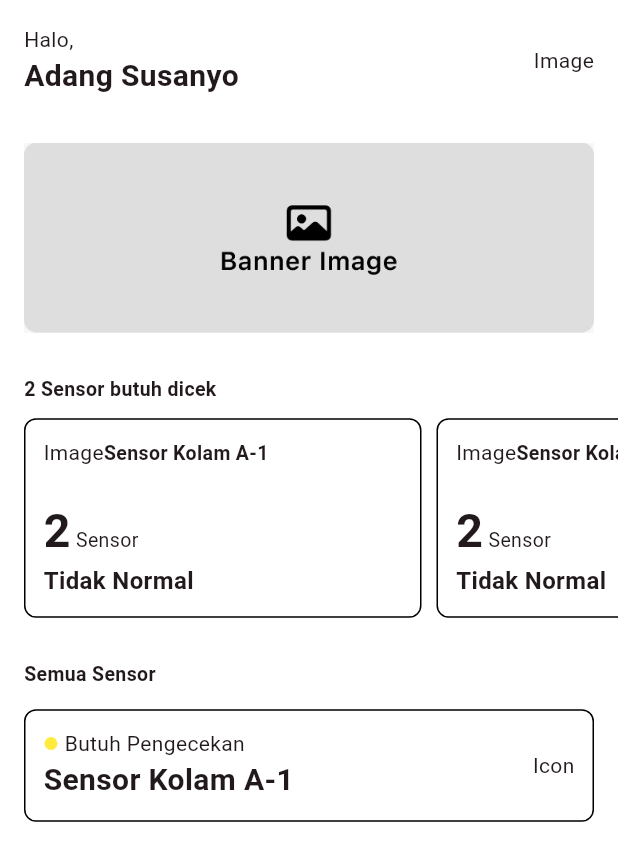
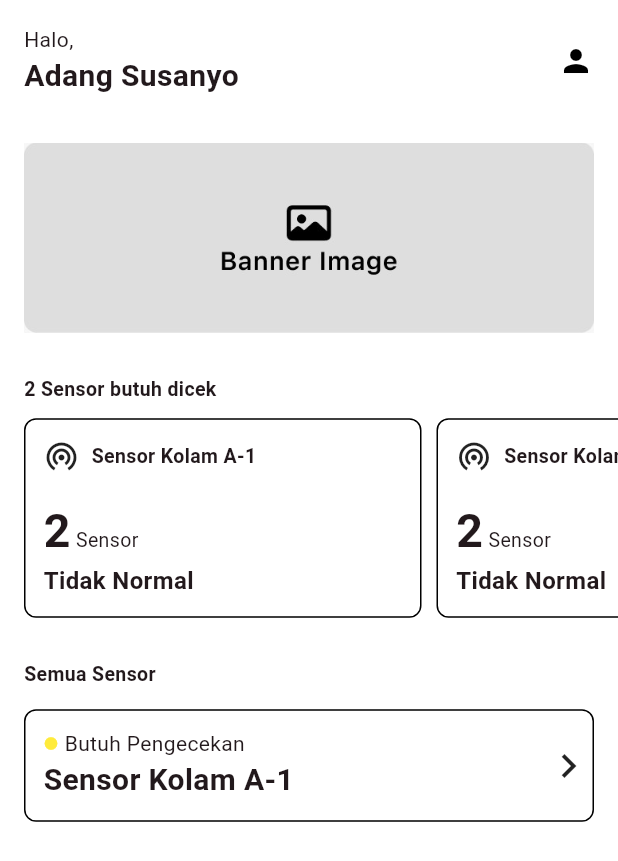
Before and after one commit to haikallf/smart_water_meter, a Flutter app: the screen it shows after launch, on a phone screen of 412 x 824 dp. Shown: the top 861 px of the screen. Run offline on Flutter 3.47's test engine with Material 2 defaults, Android fonts, the phone set to English and light mode, and no system bars.

Commit message:
add icons and detail page template

```diff
--- a/lib/components/abnormal_sensor_card.dart
+++ b/lib/components/abnormal_sensor_card.dart
@@ -1,4 +1,5 @@
 import 'package:flutter/material.dart';
+import 'package:smart_water_meter/pages/sensor_detail_page.dart';
 
 class AbnormalSensorCard extends StatefulWidget {
   const AbnormalSensorCard({super.key});
@@ -10,7 +11,14 @@ class AbnormalSensorCard extends StatefulWidget {
 class _AbnormalSensorCardState extends State<AbnormalSensorCard> {
   @override
   Widget build(BuildContext context) {
-    return Container(
+    void goToDetailPage() {
+      Navigator.push(
+          context, MaterialPageRoute(builder: (context) => SensorDetailPage()));
+    }
+
+    return GestureDetector(
+      onTap: goToDetailPage,
+      child: Container(
         width: 265,
         padding: const EdgeInsets.all(12),
         decoration: BoxDecoration(
@@ -19,7 +27,10 @@ class _AbnormalSensorCardState extends State<AbnormalSensorCard> {
         child: Column(crossAxisAlignment: CrossAxisAlignment.start, children: [
           Row(
             children: [
-            Text("Image"),
+              Icon(Icons.wifi_tethering),
+              SizedBox(
+                width: 8,
+              ),
               Text(
                 "Sensor Kolam A-1",
                 style: TextStyle(fontSize: 13, fontWeight: FontWeight.w700),
@@ -27,7 +38,7 @@ class _AbnormalSensorCardState extends State<AbnormalSensorCard> {
             ],
           ),
           SizedBox(
-          height: 20,
+            height: 16,
           ),
           RichText(
               text: TextSpan(
@@ -36,7 +47,8 @@ class _AbnormalSensorCardState extends State<AbnormalSensorCard> {
                   children: [
                 TextSpan(
                     text: "2",
-                  style: TextStyle(fontSize: 31, fontWeight: FontWeight.w700)),
+                    style:
+                        TextStyle(fontSize: 31, fontWeight: FontWeight.w700)),
                 TextSpan(text: " Sensor", style: TextStyle(fontSize: 13))
               ])),
           Text(
@@ -44,6 +56,7 @@ class _AbnormalSensorCardState extends State<AbnormalSensorCard> {
             style: TextStyle(fontSize: 16, fontWeight: FontWeight.w700),
           )
         ]),
+      ),
     );
   }
 }
--- a/lib/components/sensor_card.dart
+++ b/lib/components/sensor_card.dart
@@ -11,7 +11,7 @@ class _SensorCardState extends State<SensorCard> {
   @override
   Widget build(BuildContext context) {
     return Container(
-      padding: EdgeInsets.all(12),
+      padding: EdgeInsets.only(top: 12, bottom: 12, left: 12),
       decoration: BoxDecoration(
           borderRadius: BorderRadius.circular(8),
           border: Border.all(color: Colors.black)),
@@ -38,7 +38,11 @@ class _SensorCardState extends State<SensorCard> {
             )
           ],
         ),
-        Text("Icon")
+        // TODO: CHANGE ICON
+        Icon(
+          Icons.chevron_right,
+          size: 32,
+        )
       ]),
     );
   }
--- a/lib/main.dart
+++ b/lib/main.dart
@@ -39,7 +39,7 @@
             secondary: Colors.black,
           ),
           appBarTheme: AppBarTheme(
-            color: Colors.black,
+            color: Colors.white,
             //other options
           )),
       home: HomePage(),
--- a/lib/pages/home_page.dart
+++ b/lib/pages/home_page.dart
@@ -36,7 +36,11 @@ class _HomePageState extends State<HomePage> {
                       )
                     ],
                   ),
-                  Text("Image")
+                  // TODO: Change Icon
+                  Icon(
+                    Icons.person,
+                    color: Colors.black,
+                  )
                 ],
               ),
             ),
```
Also changed, not shown: lib/pages/sensor_detail_page.dart (added, +25 -0 lines). Lines whose indentation alone changed are shown as unchanged.
